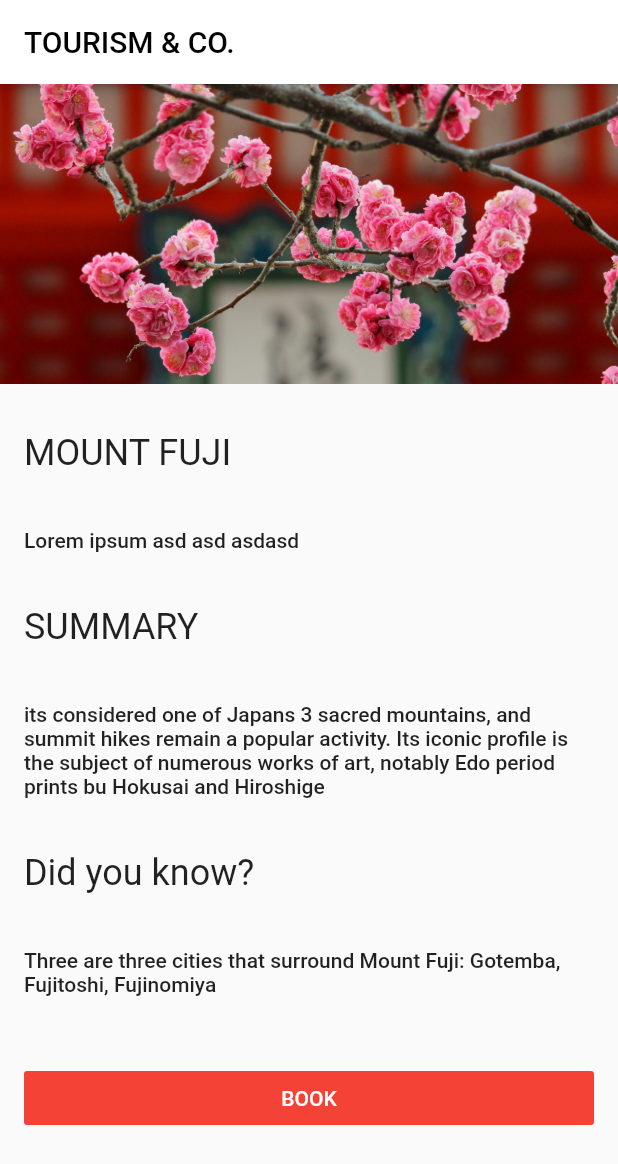
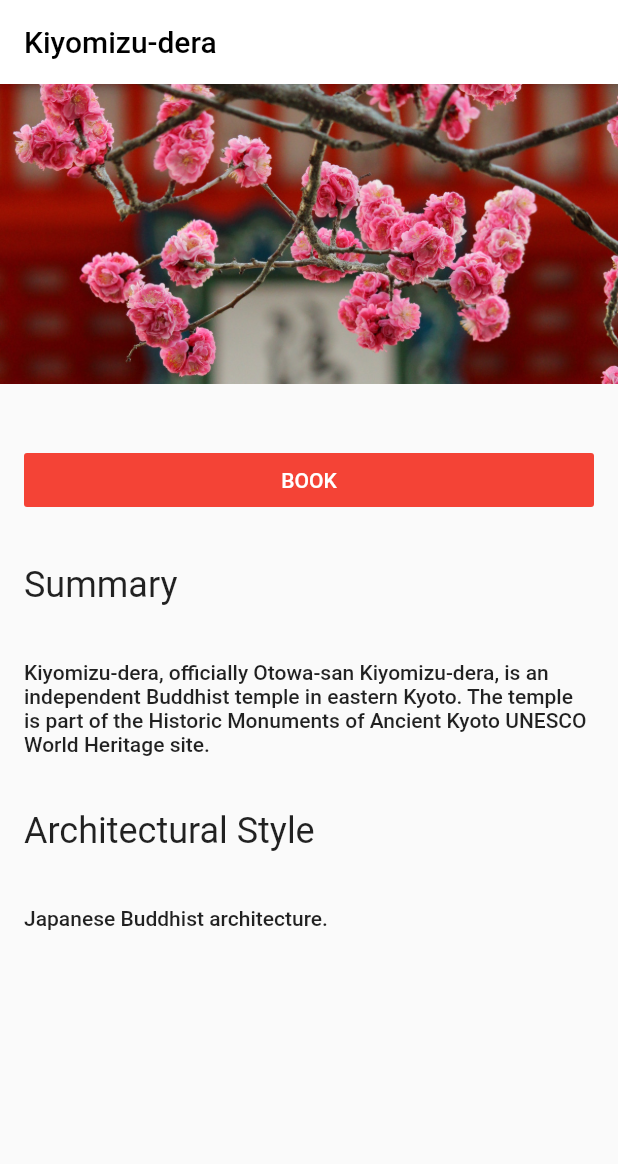
Before and after one commit to Juanr1m/codecamp, a Flutter app: the screen it shows after launch, on a phone screen of 412 x 824 dp. Shown: the top 1164 px of the screen. Run offline on Flutter 3.47's test engine with Material 2 defaults, Android fonts, the phone set to English and light mode, and no system bars.

Commit message:
added models

```diff
--- a/lib/models/location.dart
+++ b/lib/models/location.dart
@@ -1,9 +1,37 @@
 import 'location_fact.dart';
 
 class Location {
+  final int id;
   String name;
   String imagePath;
   final List<LocationFact> facts;
 
-  Location(this.name, this.imagePath, this.facts);
+  Location(
+    this.id,
+    this.name,
+    this.imagePath,
+    this.facts,
+  );
+
+  static List<Location> fetchAll() {
+    return [
+      Location(1, 'Kiyomizu-dera', 'assets/images/kiyomizu-dera.jpg', [
+        LocationFact('Summary',
+            'Kiyomizu-dera, officially Otowa-san Kiyomizu-dera, is an independent Buddhist temple in eastern Kyoto. The temple is part of the Historic Monuments of Ancient Kyoto UNESCO World Heritage site.'),
+        LocationFact('Architectural Style', 'Japanese Buddhist architecture.'),
+      ]),
+      Location(2, 'Mount Fuji', 'assets/images/fuji.jpg', [
+        LocationFact('Summary',
+            'Japan’s Mt. Fuji is an active volcano about 100 kilometers southwest of Tokyo. Commonly called “Fuji-san,” it’s the country’s tallest peak, at 3,776 meters. A pilgrimage site for centuries, it’s considered one of Japan’s 3 sacred mountains, and summit hikes remain a popular activity. Its iconic profile is the subject of numerous works of art, notably Edo Period prints by Hokusai and Hiroshige.'),
+        LocationFact('Did You Know',
+            'There are three cities that surround Mount Fuji: Gotemba, Fujiyoshida and Fujinomiya.'),
+      ]),
+      Location(3, 'Arashiyama Bamboo Grove', 'assets/images/arashiyama.jpg', [
+        LocationFact('Summary',
+            'While we could go on about the ethereal glow and seemingly endless heights of this bamboo grove on the outskirts of Kyoto, the sight\'s pleasures extend beyond the visual realm.'),
+        LocationFact('How to Get There',
+            'Kyoto airport, with several terminals, is located 16 kilometres south of the city and is also known as Kyoto. Kyoto can also be reached by transport links from other regional airports.'),
+      ]),
+    ];
+  }
 }
--- a/lib/screens/home/location_detail.dart
+++ b/lib/screens/home/location_detail.dart
@@ -2,17 +2,20 @@ import 'package:flutter/material.dart';
 
 import 'image_banner.dart';
 import 'location_text.dart';
+import '../../models/location.dart';
 
 class LocationDetail extends StatelessWidget {
   const LocationDetail({Key key}) : super(key: key);
 
   @override
   Widget build(BuildContext context) {
+    final locations = Location.fetchAll();
+    final location = locations.first;
     return SafeArea(
       child: Scaffold(
         appBar: AppBar(
           title: Text(
-          'TOURISM & CO.',
+            location.name,
             style: TextStyle(color: Colors.black),
           ),
           backgroundColor: Colors.white,
@@ -22,22 +25,7 @@ class LocationDetail extends StatelessWidget {
           mainAxisAlignment: MainAxisAlignment.start,
           crossAxisAlignment: CrossAxisAlignment.stretch,
           children: [
-          ImageBanner(assetPath: 'assets/images/kiyomizu-dera.jpg'),
-          LocationText(
-            title: 'MOUNT FUJI',
-            body: 'Lorem ipsum asd asd asdasd ',
-            color: Colors.green,
-          ),
-          LocationText(
-            title: 'SUMMARY',
-            body:
-                'its considered one of Japans 3 sacred mountains, and summit hikes remain a popular activity. Its iconic profile is the subject of numerous works of art, notably Edo period prints bu Hokusai and Hiroshige',
-          ),
-          LocationText(
-            title: 'Did you know?',
-            body:
-                'Three are three cities that surround Mount Fuji: Gotemba, Fujitoshi, Fujinomiya ',
-          ),
+            ImageBanner(assetPath: location.imagePath),
             Container(
               margin: const EdgeInsets.fromLTRB(16.0, 40.0, 16.0, 0),
               child: FlatButton(
@@ -51,8 +39,15 @@ class LocationDetail extends StatelessWidget {
                 ),
               ),
             ),
-        ],
+          ]..addAll(textSections(location)),
         ),
-    ));
+      ),
+    );
+  }
+
+  List<Widget> textSections(Location location) {
+    return location.facts
+        .map((fact) => LocationText(title: fact.title, body: fact.text))
+        .toList();
   }
 }
--- /dev/null
+++ b/lib/screens/locations/locations.dart
@@ -0,0 +1,19 @@
+import 'package:flutter/material.dart';
+
+import '../../main.dart';
+import '../../models/location.dart';
+
+class Locations extends StatelessWidget {
+  @override
+  Widget build(BuildContext context) {
+    final locations = Location.fetchAll();
+    return Scaffold(
+      appBar: AppBar(
+        title: Text('Locations'),
+      ),
+      body: ListView(
+        children: locations.map((location) => Text(location.name)).toList(),
+      ),
+    );
+  }
+}
```
Also changed, not shown: assets/images/arashiyama.jpg (added), assets/images/fuji.jpg (added). Lines whose indentation alone changed are shown as unchanged.
